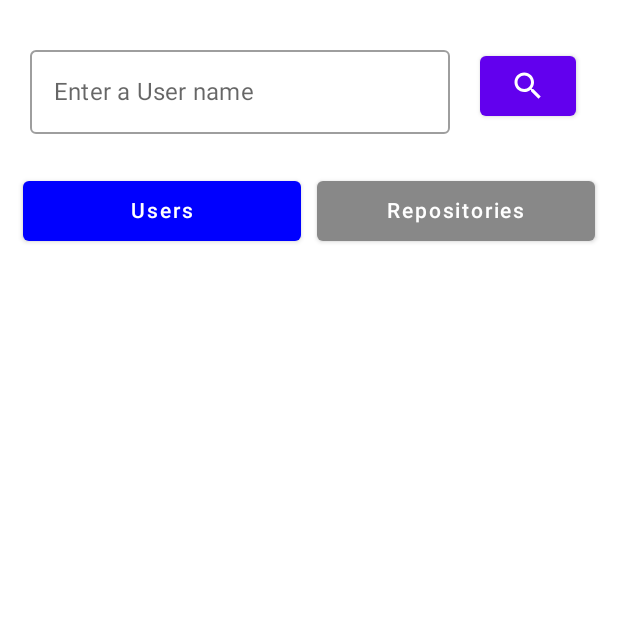
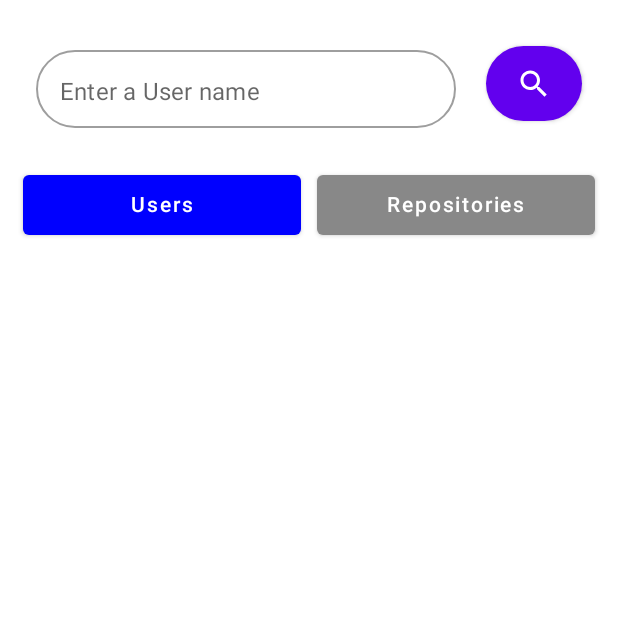
Before and after one commit to rodrigosndsilva/GitRepo, an Android app built with Jetpack Compose: the composable UserRepoNavbar shown on its own in the app's theme, on a phone screen of 412 x 824 dp, the top half of it. Run offline under Robolectric (Android 15) with nearby library versions, the phone set to English and light mode, and no system bars; our stand-ins replace Dagger/Hilt's generated code; 1 statement that could not run was skipped.

Commit message:
Changing style of button and textfield

```diff
--- a/app/src/main/java/com/rodrigosnds/gitrepo/ui/components/UserRepoNavbar.kt
+++ b/app/src/main/java/com/rodrigosnds/gitrepo/ui/components/UserRepoNavbar.kt
@@ -1,6 +1,7 @@
 package com.rodrigosnds.gitrepo.ui.components
 
 import androidx.compose.foundation.layout.*
+import androidx.compose.foundation.shape.RoundedCornerShape
 import androidx.compose.material.*
 import androidx.compose.runtime.*
 import androidx.compose.ui.Alignment
@@ -34,10 +35,14 @@ fun UserRepoNavbar(viewModel: HomescreenViewModel) {
                     end = 20.dp,
                     bottom = 12.dp
                 )
+                .align(alignment = Alignment.CenterHorizontally)
+
         ) {
             OutlinedTextField(
                 modifier = Modifier
-                    .width(280.dp),
+                    .width(280.dp)
+                    .height(60.dp),
+                shape = RoundedCornerShape(50),
                 value = text,
                 label = { Text(text = inputLabelText) },
                 onValueChange = {
@@ -46,7 +51,9 @@ fun UserRepoNavbar(viewModel: HomescreenViewModel) {
             )
             Spacer(modifier = Modifier.padding(10.dp))
             Button(modifier = Modifier
+                .height(50.dp)
                 .align(alignment = Alignment.CenterVertically),
+                shape = RoundedCornerShape(100),
                 onClick = {
                     if (selectedUsers.value)
                         viewModel.getListUsers(text)
```
